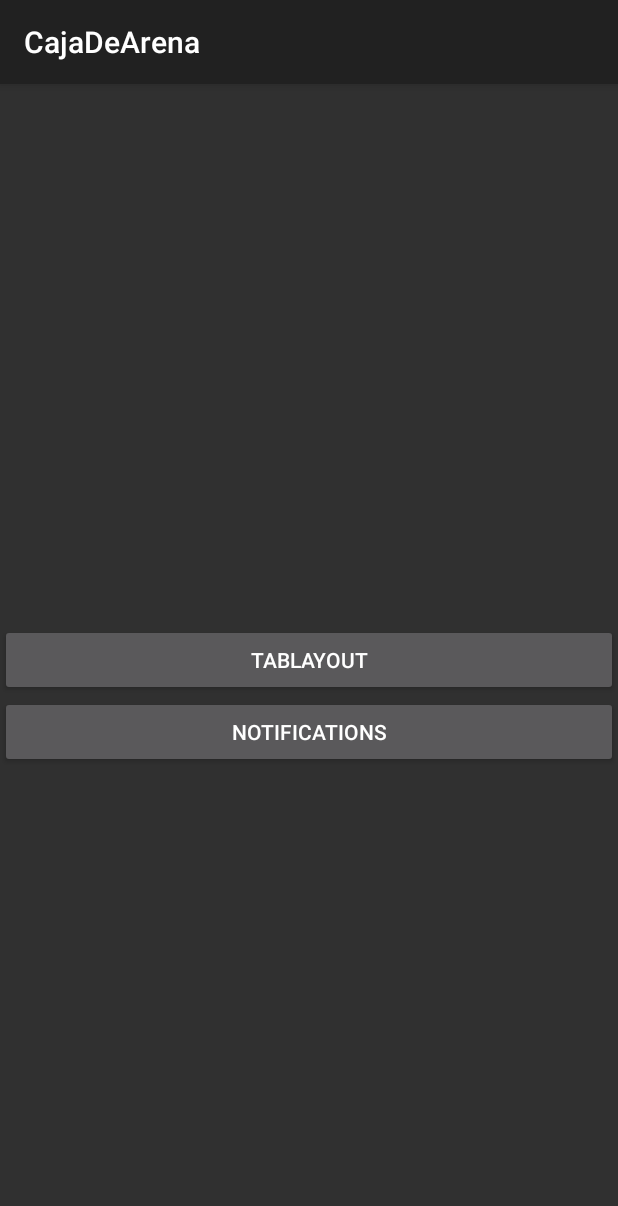
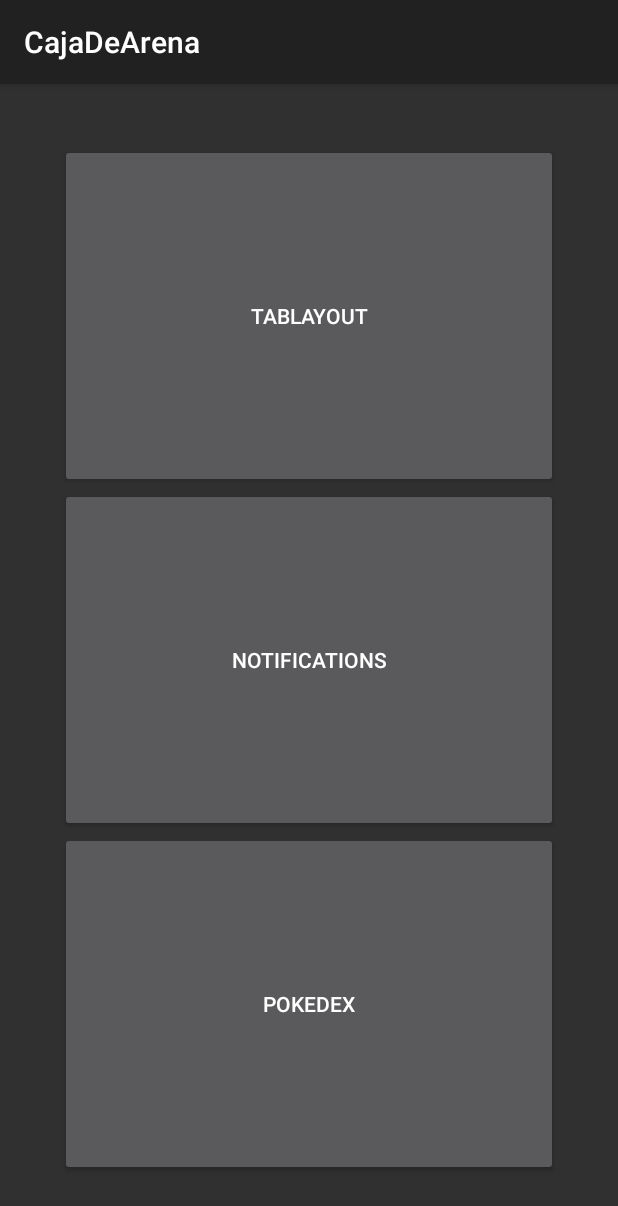
Before and after one commit to CROCDC/SandboxAndroid, an Android app: the screen it shows after launch (MainActivity), on a phone screen of 412 x 824 dp. Shown: the top 1206 px of the screen. Run offline under Robolectric (Android 15) with nearby library versions, the phone set to English and light mode, and no system bars; our stand-ins replace Dagger/Hilt's generated code, data binding; libraries missing offline, so code that uses them is left out: com.pubnub.api.

Commit message:
added navigation components

```diff
--- a/app/build.gradle
+++ b/app/build.gradle
@@ -125,4 +125,7 @@ dependencies {
     annotationProcessor "com.squareup.inject:assisted-inject-annotations-dagger2:0.5.2"
     kapt "com.squareup.inject:assisted-inject-processor-dagger2:0.5.2"
 
+    implementation "androidx.navigation:navigation-fragment-ktx:2.1.0"
+    implementation "androidx.navigation:navigation-ui-ktx:2.1.0"
+
 }
--- /dev/null
+++ b/app/src/main/java/com/cr/o/cdc/sandboxAndroid/HomeFragment.kt
@@ -0,0 +1,36 @@
+package com.cr.o.cdc.sandboxAndroid
+
+
+import android.os.Bundle
+import android.view.LayoutInflater
+import android.view.View
+import android.view.ViewGroup
+import androidx.fragment.app.Fragment
+import androidx.navigation.fragment.findNavController
+import com.cr.o.cdc.sandboxAndroid.databinding.FragmentHomeBinding
+
+class HomeFragment : Fragment() {
+
+    override fun onCreateView(
+        inflater: LayoutInflater, container: ViewGroup?,
+        savedInstanceState: Bundle?
+    ): View? {
+        val binding = FragmentHomeBinding.inflate(inflater, container, false)
+
+        binding.btnTabLayout.setOnClickListener {
+            findNavController().navigate(R.id.action_homeFragment_to_tabLayoutFragment)
+        }
+
+        binding.btnNotifications.setOnClickListener {
+            findNavController().navigate(R.id.action_homeFragment_to_notificationsFragment)
+        }
+
+        binding.btnPokedex.setOnClickListener {
+            findNavController().navigate(R.id.action_homeFragment_to_pokemonFragment)
+        }
+
+        return binding.root
+    }
+
+
+}
--- a/app/src/main/java/com/cr/o/cdc/sandboxAndroid/TabLayoutFragment.kt
+++ b/app/src/main/java/com/cr/o/cdc/sandboxAndroid/fragments/TabLayoutFragment.kt
@@ -1,4 +1,4 @@
-package com.cr.o.cdc.sandboxAndroid
+package com.cr.o.cdc.sandboxAndroid.fragments
 
 import android.os.Bundle
 import android.util.Log
--- a/app/src/main/java/com/cr/o/cdc/sandboxAndroid/repos/PokemonDataSource.kt
+++ b/app/src/main/java/com/cr/o/cdc/sandboxAndroid/repos/PokemonDataSource.kt
@@ -8,5 +8,6 @@ import queries.QueryPokemon
 
 class PokemonDataSource(private val client: Client) : PokemonDataSourceProvider {
 
-    override fun pokemon(id: String): LiveData<Response<Pokemon?>> = client.request(QueryPokemon().build(id))
+    override fun pokemon(name: String): LiveData<Response<Pokemon?>> =
+        client.request(QueryPokemon().build(name))
 }
--- a/app/src/main/java/com/cr/o/cdc/sandboxAndroid/repos/PokemonDataSourceProvider.kt
+++ b/app/src/main/java/com/cr/o/cdc/sandboxAndroid/repos/PokemonDataSourceProvider.kt
@@ -8,5 +8,5 @@ import com.cr.o.cdc.sandboxAndroid.model.Pokemon
  * Created by Camilo on 31/12/19.
  */
 interface PokemonDataSourceProvider {
-    fun pokemon(id: String): LiveData<Response<Pokemon?>>
+    fun pokemon(name: String): LiveData<Response<Pokemon?>>
 }
--- a/app/src/main/java/com/cr/o/cdc/sandboxAndroid/repos/PokemonRepository.kt
+++ b/app/src/main/java/com/cr/o/cdc/sandboxAndroid/repos/PokemonRepository.kt
@@ -8,4 +8,5 @@ import javax.inject.Inject
 
 class PokemonRepository @Inject constructor(private val dataSource: PokemonDataSourceProvider) {
 
+    fun pokemon(name: String) = dataSource.pokemon(name)
 }
--- a/app/src/main/java/com/cr/o/cdc/sandboxAndroid/vm/PokemonViewModel.kt
+++ b/app/src/main/java/com/cr/o/cdc/sandboxAndroid/vm/PokemonViewModel.kt
@@ -1,6 +1,9 @@
 package com.cr.o.cdc.sandboxAndroid.vm
 
+import androidx.lifecycle.LiveData
 import androidx.lifecycle.ViewModel
+import com.cr.o.cdc.requests.Response
+import com.cr.o.cdc.sandboxAndroid.model.Pokemon
 import com.cr.o.cdc.sandboxAndroid.repos.PokemonRepository
 import javax.inject.Inject
 
@@ -10,4 +13,5 @@ import javax.inject.Inject
 
 class PokemonViewModel @Inject constructor(repository: PokemonRepository) : ViewModel() {
 
+    val pikachu: LiveData<Response<Pokemon?>> = repository.pokemon("Pikachu")
 }
--- a/app/src/main/res/layout/activity_main.xml
+++ b/app/src/main/res/layout/activity_main.xml
@@ -1,29 +1,25 @@
 <?xml version="1.0" encoding="utf-8"?>
-<layout xmlns:android="http://schemas.android.com/apk/res/android"
-    xmlns:app="http://schemas.android.com/apk/res-auto"
-    xmlns:tools="http://schemas.android.com/tools">
+<layout>
 
-    <androidx.constraintlayout.widget.ConstraintLayout
-        android:id="@+id/root"
+    <androidx.constraintlayout.widget.ConstraintLayout xmlns:android="http://schemas.android.com/apk/res/android"
+        xmlns:app="http://schemas.android.com/apk/res-auto"
+        xmlns:tools="http://schemas.android.com/tools"
         android:layout_width="match_parent"
         android:layout_height="match_parent"
         tools:context=".MainActivity">
 
-        <Button
-            android:id="@+id/btn_tab_layout"
-            android:layout_width="match_parent"
-            android:layout_height="wrap_content"
-            android:text="TabLayout"
+        <fragment
+            android:id="@+id/nav_host_fragment"
+            android:name="androidx.navigation.fragment.NavHostFragment"
+            android:layout_width="0dp"
+            android:layout_height="0dp"
+            app:defaultNavHost="true"
             app:layout_constraintBottom_toBottomOf="parent"
-            app:layout_constraintTop_toTopOf="parent" />
+            app:layout_constraintLeft_toLeftOf="parent"
+            app:layout_constraintRight_toRightOf="parent"
+            app:layout_constraintTop_toTopOf="parent"
+            app:navGraph="@navigation/nav_graph" />
 
-        <Button
-            android:id="@+id/btn_notifications"
-            android:layout_width="match_parent"
-            android:layout_height="wrap_content"
-            android:text="Notifications"
-            app:layout_constraintTop_toBottomOf="@id/btn_tab_layout" />
 
     </androidx.constraintlayout.widget.ConstraintLayout>
-
 </layout>
--- /dev/null
+++ b/app/src/main/res/layout/fragment_home.xml
@@ -0,0 +1,39 @@
+<?xml version="1.0" encoding="utf-8"?>
+<layout xmlns:android="http://schemas.android.com/apk/res/android"
+    xmlns:app="http://schemas.android.com/apk/res-auto"
+    xmlns:tools="http://schemas.android.com/tools">
+
+    <androidx.constraintlayout.widget.ConstraintLayout
+        android:id="@+id/root"
+        android:layout_width="match_parent"
+        android:layout_height="match_parent"
+        android:layout_margin="40dp"
+        tools:context=".MainActivity">
+
+        <Button
+            android:id="@+id/btn_tab_layout"
+            android:layout_width="match_parent"
+            android:layout_height="0dp"
+            android:text="TabLayout"
+            app:layout_constraintBottom_toTopOf="@+id/btn_notifications"
+            app:layout_constraintTop_toTopOf="parent" />
+
+        <Button
+            android:id="@+id/btn_notifications"
+            android:layout_width="match_parent"
+            android:layout_height="0dp"
+            android:text="Notifications"
+            app:layout_constraintBottom_toTopOf="@+id/btn_pokedex"
+            app:layout_constraintTop_toBottomOf="@+id/btn_tab_layout" />
+
+        <Button
+            android:id="@+id/btn_pokedex"
+            android:layout_width="match_parent"
+            android:layout_height="0dp"
+            android:text="Pokedex"
+            app:layout_constraintBottom_toBottomOf="parent"
+            app:layout_constraintTop_toBottomOf="@+id/btn_notifications" />
+
+    </androidx.constraintlayout.widget.ConstraintLayout>
+
+</layout>
--- /dev/null
+++ b/app/src/main/res/navigation/nav_graph.xml
@@ -0,0 +1,33 @@
+<?xml version="1.0" encoding="utf-8"?>
+<navigation xmlns:android="http://schemas.android.com/apk/res/android"
+    xmlns:app="http://schemas.android.com/apk/res-auto"
+    android:id="@+id/nav_graph"
+    app:startDestination="@id/homeFragment">
+
+    <fragment
+        android:id="@+id/homeFragment"
+        android:name="com.cr.o.cdc.sandboxAndroid.HomeFragment"
+        android:label="HomeFragment" >
+        <action
+            android:id="@+id/action_homeFragment_to_notificationsFragment"
+            app:destination="@id/notificationsFragment" />
+        <action
+            android:id="@+id/action_homeFragment_to_pokemonFragment"
+            app:destination="@id/pokemonFragment" />
+        <action
+            android:id="@+id/action_homeFragment_to_tabLayoutFragment"
+            app:destination="@id/tabLayoutFragment" />
+    </fragment>
+    <fragment
+        android:id="@+id/pokemonFragment"
+        android:name="com.cr.o.cdc.sandboxAndroid.fragments.PokemonFragment"
+        android:label="PokemonFragment" />
+    <fragment
+        android:id="@+id/notificationsFragment"
+        android:name="com.cr.o.cdc.sandboxAndroid.fragments.NotificationsFragment"
+        android:label="NotificationsFragment" />
+    <fragment
+        android:id="@+id/tabLayoutFragment"
+        android:name="com.cr.o.cdc.sandboxAndroid.fragments.TabLayoutFragment"
+        android:label="TabLayoutFragment" />
+</navigation>
```
Also changed, not shown: app/src/main/java/com/cr/o/cdc/sandboxAndroid/MainActivity.kt (+1 -7 lines), app/src/main/java/com/cr/o/cdc/sandboxAndroid/fragments/PokemonFragment.kt (+21 -4 lines), app/src/main/res/layout/fragment_pokemon.xml (+19 -9 lines), 1 other file.
